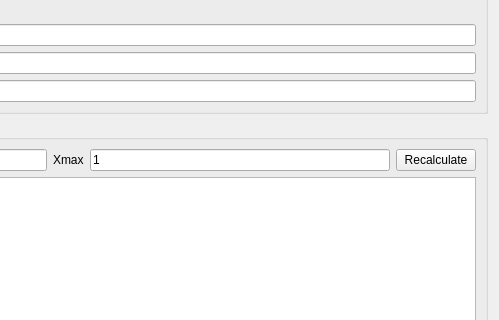
Qt form UI_Forms/MCA_Widget.ui (chemmatcars/XAnoS) before a commit; both pictures show x 792 to 1291 and y 195 to 515 of the 1291 by 744 pixel window.
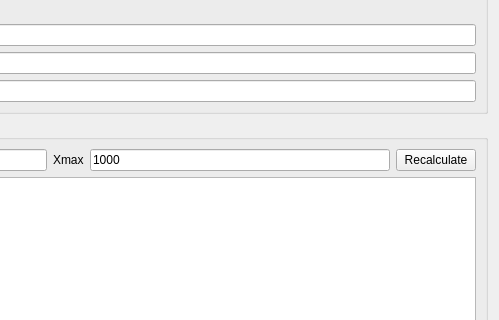
The same form after that commit. Custom widgets are drawn as their Qt base class.

The edit to the form file:
```diff
--- a/UI_Forms/MCA_Widget.ui
+++ b/UI_Forms/MCA_Widget.ui
@@ -402,7 +402,7 @@
               <item>
                <widget class="QLineEdit" name="xmaxLineEdit">
                 <property name="text">
-                 <string>1</string>
+                 <string>1000</string>
                 </property>
                </widget>
               </item>
```
